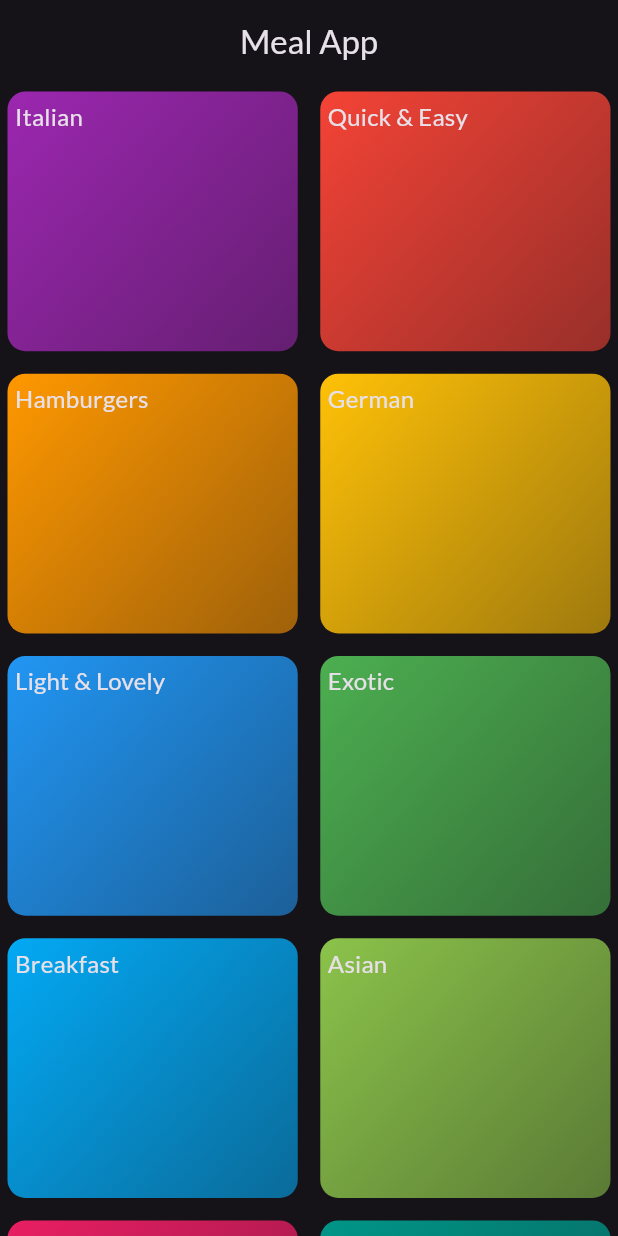
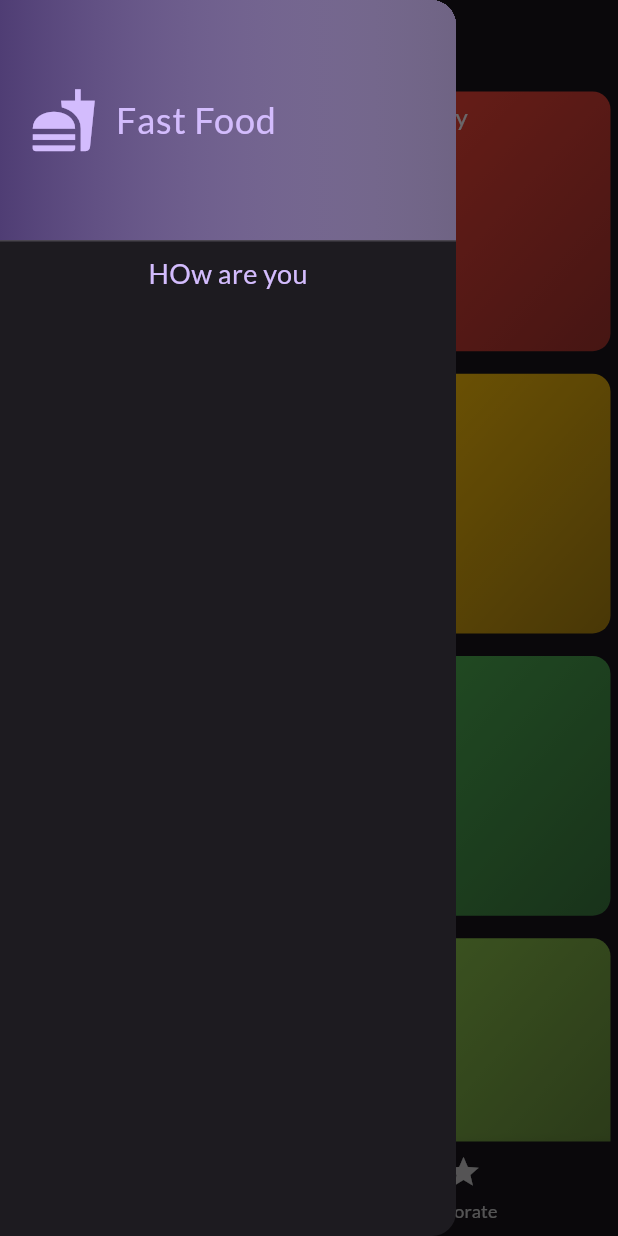
Before and after one commit to badri784/Meal_App, a Flutter app: the screen it shows after launch, with the side drawer open (before the commit the screen has no drawer), on a phone screen of 412 x 824 dp. Run offline on Flutter 3.47's test engine with Material 3 defaults, Android fonts, the phone set to English and light mode, and no system bars; our stand-ins replace cached_network_image, google_fonts.

Commit message:
added a drawer and navigation bar

```diff
--- a/lib/main.dart
+++ b/lib/main.dart
@@ -1,6 +1,6 @@
 import 'package:flutter/material.dart';
-import 'package:meal_app/screens/category_screen.dart';
 import 'package:google_fonts/google_fonts.dart';
+import 'package:meal_app/screens/tabs_screen.dart';
 
 void main() {
   runApp(const MyApp());
@@ -21,7 +21,7 @@ class MyApp extends StatelessWidget {
         useMaterial3: true,
         textTheme: GoogleFonts.latoTextTheme(),
       ),
-      home: const CategoryScreen(),
+      home: const TabsScreen(),
     );
   }
 }
--- a/lib/screens/category_screen.dart
+++ b/lib/screens/category_screen.dart
@@ -1,15 +1,15 @@
 import 'package:flutter/material.dart';
 import '../data/dummy_data.dart';
+import '../model/meal.dart';
 import '../widget/category_grid_item.dart';
 
 class CategoryScreen extends StatelessWidget {
-  const CategoryScreen({super.key});
+  const CategoryScreen({super.key, required this.ontogglefavorite});
+  final void Function(Meal meal) ontogglefavorite;
 
   @override
   Widget build(BuildContext context) {
-    return Scaffold(
-      appBar: AppBar(title: const Text("Meal App"), centerTitle: true),
-      body: GridView(
+    return GridView(
       gridDelegate: const SliverGridDelegateWithFixedCrossAxisCount(
         crossAxisCount: 2,
         crossAxisSpacing: 5,
@@ -18,9 +18,11 @@ class CategoryScreen extends StatelessWidget {
       ),
       children: [
         for (final category in availableCategories)
-            CategoryGridItem(category: category),
+          CategoryGridItem(
+            category: category,
+            ontogglefavorite: ontogglefavorite,
+          ),
       ],
-      ),
     );
   }
 }
--- /dev/null
+++ b/lib/screens/tabs_screen.dart
@@ -0,0 +1,85 @@
+import 'package:flutter/material.dart';
+import 'package:meal_app/model/meal.dart';
+import 'package:meal_app/screens/category_screen.dart';
+import 'package:meal_app/screens/meals_screen.dart';
+
+import '../widget/main_drawer.dart';
+
+class TabsScreen extends StatefulWidget {
+  const TabsScreen({super.key});
+
+  @override
+  State<TabsScreen> createState() => _TabsScreenState();
+}
+
+class _TabsScreenState extends State<TabsScreen> {
+  int selectedpageindex = 0;
+
+  final List<Meal> favoritesmeal = [];
+
+  void showmassage(String massage) {
+    ScaffoldMessenger.of(context).clearSnackBars();
+    ScaffoldMessenger.of(context).showSnackBar(
+      SnackBar(
+        content: Text(massage),
+        showCloseIcon: true,
+        padding: const EdgeInsets.symmetric(horizontal: 12, vertical: 5),
+        backgroundColor: Theme.of(context).colorScheme.primary,
+        clipBehavior: Clip.hardEdge,
+      ),
+    );
+  }
+
+  void onToggleFavorateMeal(Meal meal) {
+    final isexisting = favoritesmeal.contains(meal);
+    if (isexisting) {
+      setState(() {
+        favoritesmeal.remove(meal);
+        showmassage("This meal wase removed");
+      });
+    } else {
+      setState(() {
+        favoritesmeal.add(meal);
+        showmassage("This meal wase added");
+      });
+    }
+  }
+
+  void selectpage(int index) {
+    setState(() {
+      selectedpageindex = index;
+    });
+  }
+
+  @override
+  Widget build(BuildContext context) {
+    Widget activesecrren = CategoryScreen(
+      ontogglefavorite: onToggleFavorateMeal,
+    );
+    var activepagetitle = "Category";
+    if (selectedpageindex == 1) {
+      activesecrren = MealsScreen(
+        meals: favoritesmeal,
+        ontogglefavorite: onToggleFavorateMeal,
+      );
+      activepagetitle = "Favorites";
+    }
+    return Scaffold(
+      appBar: AppBar(title: Text(activepagetitle), centerTitle: true),
+      body: activesecrren,
+      drawer: const MainDrawer(),
+      bottomNavigationBar: BottomNavigationBar(
+        onTap: selectpage,
+        currentIndex: selectedpageindex,
+        selectedFontSize: 16,
+        items: const [
+          BottomNavigationBarItem(
+            icon: Icon(Icons.set_meal),
+            label: "Category",
+          ),
+          BottomNavigationBarItem(icon: Icon(Icons.star), label: "favorate"),
+        ],
+      ),
+    );
+  }
+}
--- a/lib/widget/category_grid_item.dart
+++ b/lib/widget/category_grid_item.dart
@@ -2,11 +2,18 @@
 import 'package:flutter/material.dart';
 import 'package:meal_app/model/category.dart';
 import '../data/dummy_data.dart';
+import '../model/meal.dart';
 import '../screens/meals_screen.dart';
 
 class CategoryGridItem extends StatelessWidget {
-  const CategoryGridItem({required this.category, super.key});
+  const CategoryGridItem({
+    required this.category,
+    super.key,
+    required this.ontogglefavorite,
+  });
   final Category category;
+  final void Function(Meal meal) ontogglefavorite;
+
   @override
   Widget build(BuildContext context) {
     /* InkWell and GestureDector is  the same function but have a small deffrentو
@@ -30,7 +37,11 @@ class CategoryGridItem extends StatelessWidget {
           */
           MaterialPageRoute(
             builder:
-                (ctx) => MealsScreen(tital: category.title, meals: dummymeals),
+                (ctx) => MealsScreen(
+                  tital: category.title,
+                  meals: dummymeals,
+                  ontogglefavorite: ontogglefavorite,
+                ),
           ),
         );
       },
--- /dev/null
+++ b/lib/widget/main_drawer.dart
@@ -0,0 +1,54 @@
+// ignore_for_file: deprecated_member_use
+
+import 'package:flutter/material.dart';
+
+class MainDrawer extends StatelessWidget {
+  const MainDrawer({super.key});
+
+  @override
+  Widget build(BuildContext context) {
+    return Drawer(
+      child: Column(
+        children: [
+          DrawerHeader(
+            padding: const EdgeInsets.all(20),
+
+            decoration: BoxDecoration(
+              gradient: LinearGradient(
+                colors: [
+                  Theme.of(context).colorScheme.primaryContainer,
+                  Theme.of(context).colorScheme.primary.withOpacity(0.45),
+                ],
+              ),
+            ),
+
+            child: Row(
+              children: [
+                Icon(
+                  Icons.fastfood,
+                  color: Theme.of(context).colorScheme.primary,
+                  size: 45,
+                ),
+                const SizedBox(width: 12),
+                Text(
+                  "Fast Food",
+                  style: TextStyle(
+                    color: Theme.of(context).colorScheme.primary,
+                    fontSize: 24,
+                  ),
+                ),
+              ],
+            ),
+          ),
+          Text(
+            "HOw are you",
+            style: TextStyle(
+              color: Theme.of(context).colorScheme.primary,
+              fontSize: 18,
+            ),
+          ),
+        ],
+      ),
+    );
+  }
+}
--- a/pubspec.yaml
+++ b/pubspec.yaml
@@ -36,6 +36,7 @@ dependencies:
   cupertino_icons: ^1.0.8
   google_fonts: ^6.2.1
   transparent_image: ^2.0.1
+  cached_network_image: ^3.4.1
 
 dev_dependencies:
   flutter_test:
@@ -61,6 +62,7 @@ flutter:
   # To add assets to your application, add an assets section, like this:
   assets:
     - image/quiz-logo.png
+    - image/connection.jpg
   #   - images/a_dot_ham.jpeg
 
   # An image asset can refer to one or more resolution-specific "variants", see
```
Also changed, not shown: lib/screens/meal_detial_screen.dart (+23 -7 lines), lib/screens/meals_screen.dart (+21 -8 lines), lib/widget/meal_item.dart (+10 -13 lines), image/connection.jpg (added), pubspec.lock, 1 other file. Lines whose indentation alone changed are shown as unchanged.
